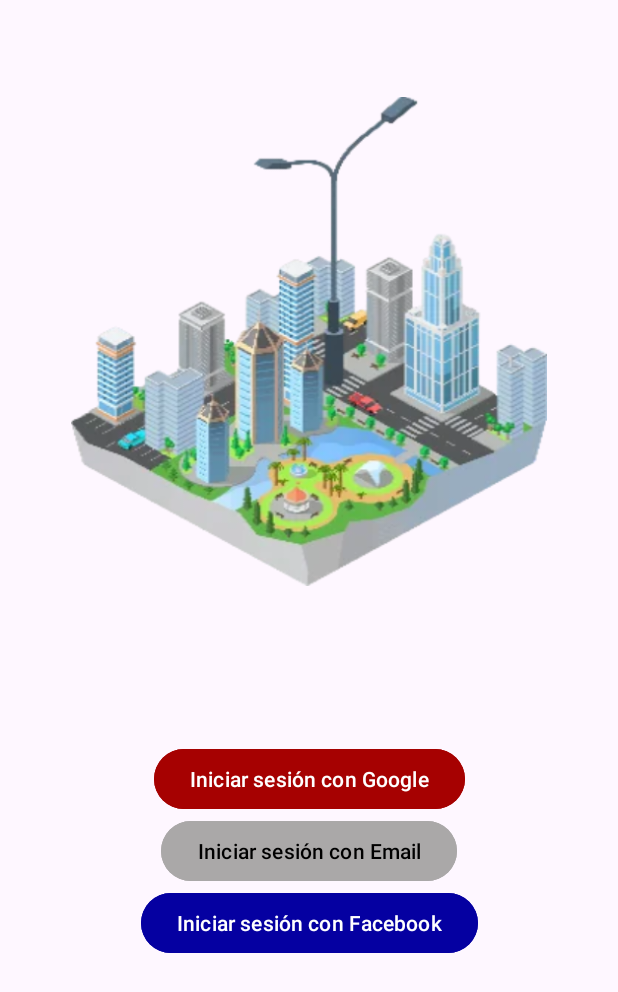
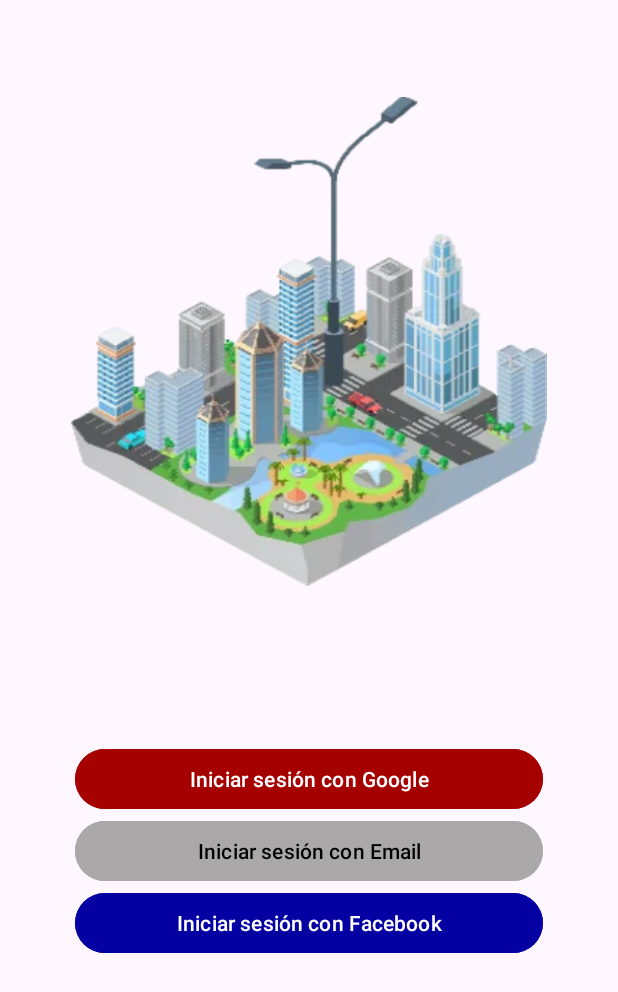
Before and after one commit to EcoCityGti/IoT_Farola_, an Android app: the screen it shows after launch (LoginActivity), after a tap on "Empezar", on a phone screen of 412 x 824 dp. Shown: the top 992 px of the screen. Run offline under Robolectric (Android 15) with nearby library versions, the phone set to English and light mode, and no system bars; our stand-ins replace Firebase (no records; nobody signed in at launch, a user with empty details on screens opened directly); libraries missing offline, so code that uses them is left out: com.firebase.ui.

Commit message:
Login_estilo_v1.0

```diff
--- a/app/src/main/res/layout/activity_login.xml
+++ b/app/src/main/res/layout/activity_login.xml
@@ -7,9 +7,11 @@
 
     <Button
         android:id="@+id/btnSignInWithGoogle"
-        android:layout_width="wrap_content"
+        android:layout_width="0dp"
         android:layout_height="wrap_content"
+        android:layout_marginStart="50dp"
         android:layout_marginTop="90dp"
+        android:layout_marginEnd="50dp"
         android:backgroundTint="#A60101"
         android:text="Iniciar sesión con Google"
         android:textColor="#FFFFFF"
@@ -29,8 +31,10 @@
 
     <Button
         android:id="@+id/btnSignInWithEmail"
-        android:layout_width="wrap_content"
+        android:layout_width="0dp"
         android:layout_height="wrap_content"
+        android:layout_marginStart="50dp"
+        android:layout_marginEnd="50dp"
         android:backgroundTint="#AAA8A8"
         android:text="Iniciar sesión con Email"
         android:textColor="#000000"
@@ -42,12 +46,21 @@
 
     <Button
         android:id="@+id/btnSignInWithFacebook"
-        android:layout_width="wrap_content"
+        android:layout_width="0dp"
         android:layout_height="wrap_content"
+        android:layout_marginStart="50dp"
+        android:layout_marginEnd="50dp"
         android:backgroundTint="#0500A1"
         android:text="Iniciar sesión con Facebook"
         android:textColor="#FFFFFF"
         app:layout_constraintEnd_toEndOf="parent"
         app:layout_constraintStart_toStartOf="parent"
         app:layout_constraintTop_toBottomOf="@+id/btnSignInWithEmail" />
+
+    <androidx.constraintlayout.widget.Guideline
+        android:id="@+id/guideline4"
+        android:layout_width="wrap_content"
+        android:layout_height="wrap_content"
+        android:orientation="vertical"
+        app:layout_constraintGuide_begin="47dp" />
 </androidx.constraintlayout.widget.ConstraintLayout>
```
